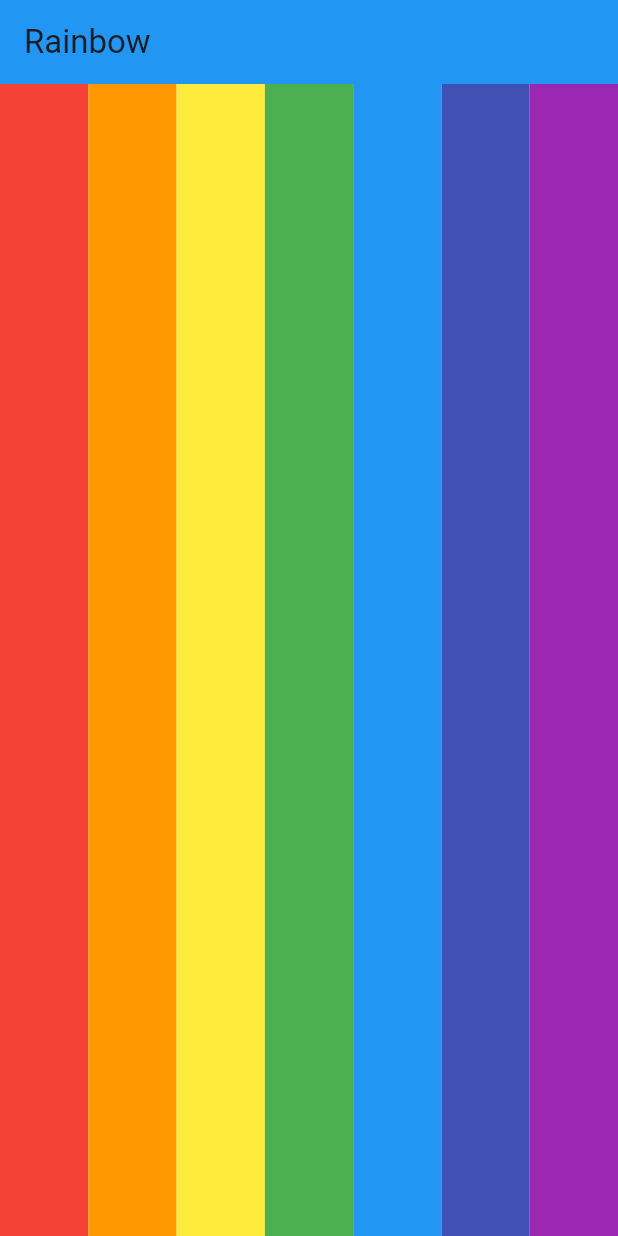
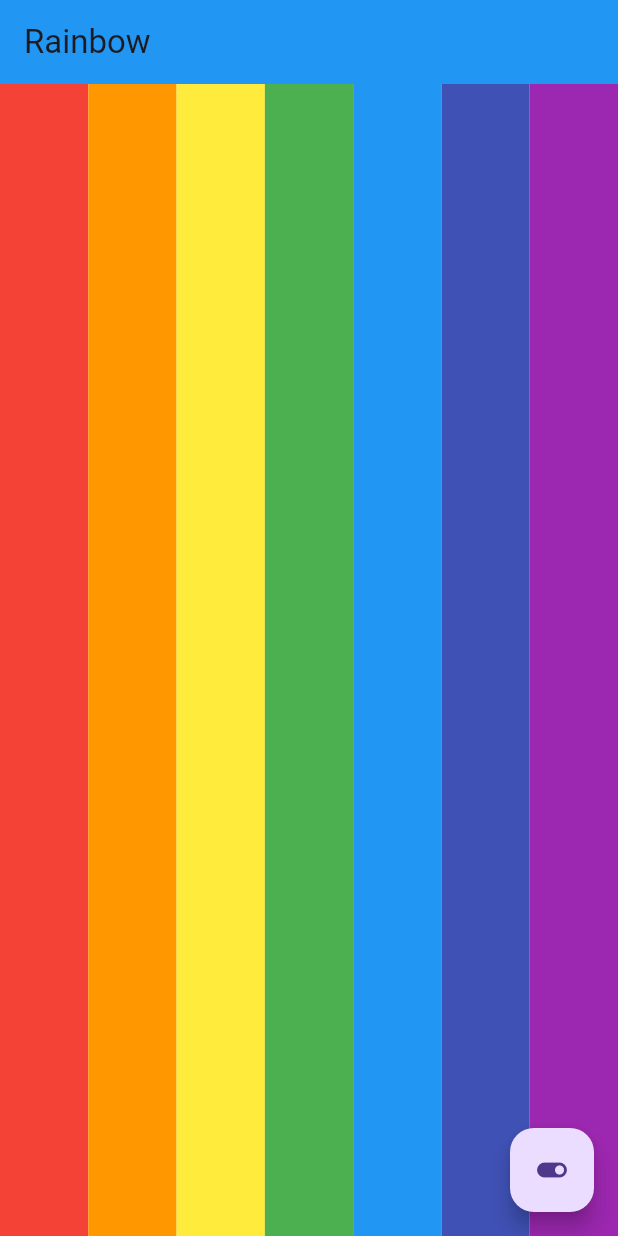
Before and after one commit to zachealy1/rainbow_app, a Flutter app: the screen it shows after launch, on a phone screen of 412 x 824 dp. Run offline on Flutter 3.47's test engine with Material 3 defaults, Android fonts, the phone set to English and light mode, and no system bars.

Commit message:
Added toggle for colour names

```diff
--- a/lib/main.dart
+++ b/lib/main.dart
@@ -33,11 +33,28 @@ class _RainbowScreenState extends State<RainbowScreen> {
     Colors.purple,
   ];
 
+  final List<String> colorNames = [
+    "Red",
+    "Orange",
+    "Yellow",
+    "Green",
+    "Blue",
+    "Indigo",
+    "Purple",
+  ];
+
   bool isVertical = true;
+  bool showText = false;
 
   void _toggleOrientation() {
     setState(() {
       isVertical = !isVertical;
+    });
+  }
+
+  void _toggleText() {
+    setState(() {
+      showText = !showText;
     });
   }
 
@@ -46,21 +63,62 @@ class _RainbowScreenState extends State<RainbowScreen> {
     return GestureDetector(
       onTap: _toggleOrientation,
       child: Scaffold(
-        // The AppBar with the title "Rainbow"
         appBar: AppBar(
           title: const Text('Rainbow'),
           backgroundColor: Colors.blue,
         ),
-        body: isVertical
-            ? Row(
-          children: rainbowColors
-              .map((color) => Expanded(child: Container(color: color)))
-              .toList(),
-        )
-            : Column(
-          children: rainbowColors
-              .map((color) => Expanded(child: Container(color: color)))
-              .toList(),
+        body: Stack(
+          children: [
+            isVertical
+                ? Row(
+              children: List.generate(
+                rainbowColors.length,
+                    (index) => Expanded(
+                  child: Container(
+                    color: rainbowColors[index],
+                    child: showText
+                        ? Center(
+                      child: Text(
+                        colorNames[index],
+                        style: const TextStyle(
+                          color: Colors.white,
+                          fontSize: 20,
+                          fontWeight: FontWeight.bold,
+                        ),
+                      ),
+                    )
+                        : null,
+                  ),
+                ),
+              ),
+            )
+                : Column(
+              children: List.generate(
+                rainbowColors.length,
+                    (index) => Expanded(
+                  child: Container(
+                    color: rainbowColors[index],
+                    child: showText
+                        ? Center(
+                      child: Text(
+                        colorNames[index],
+                        style: const TextStyle(
+                          color: Colors.white,
+                          fontSize: 20,
+                          fontWeight: FontWeight.bold,
+                        ),
+                      ),
+                    )
+                        : null,
+                  ),
+                ),
+              ),
+            ),
+          ],
+        ),
+        floatingActionButton: FloatingActionButton(
+          onPressed: _toggleText,
+          child: const Icon(Icons.toggle_on),
         ),
       ),
     );
```
